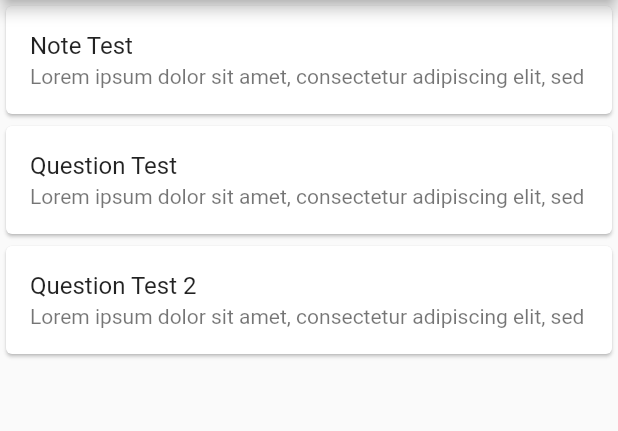
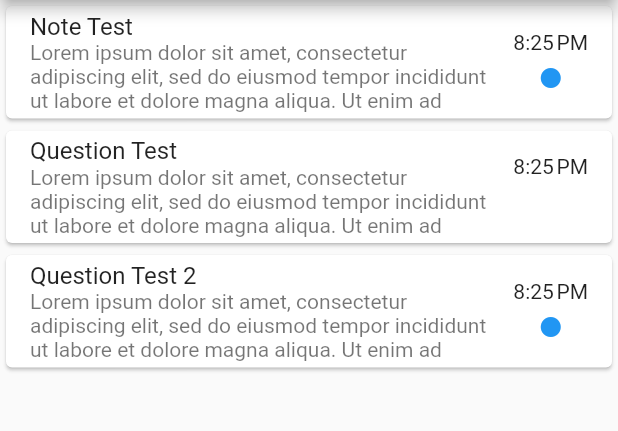
Before and after one commit to akundla/oval, a Flutter app: the screen it shows after launch, on a phone screen of 412 x 824 dp, the part 84-515 px from its top. Run offline on Flutter 3.47's test engine with Material 2 defaults, Android fonts, the light colour scheme and no system bars; our stand-ins replace dartz, flutter_dotenv.

Commit message:
Add timestamp and unread to post feed

```diff
--- a/frontend/lib/model/post.dart
+++ b/frontend/lib/model/post.dart
@@ -8,9 +8,11 @@ class Post {
   final String title;
   final User author;
   final String bodyMarkdown;
+  final DateTime created;
+  bool unread;
   List<Answer> answers;
 
-  Post({this.id, this.title, this.author, this.bodyMarkdown, List<Answer> answers=null}) {
+  Post({this.id, this.title, this.author, this.bodyMarkdown, this.created, this.unread, List<Answer> answers=null}) {
     this.answers = answers == null ? [] : answers;
     this.answers.sort();
   }
@@ -21,6 +23,8 @@ class Post {
       title: json['title'],
       author: User.fromJson(json['author']),
       bodyMarkdown: json['bodyMarkdown'],
+      created: DateTime.parse(json['created']),
+      unread: json['unread'],
       answers: getAnswers(json['answers'])
     );
   }
--- a/frontend/lib/views/feed_view.dart
+++ b/frontend/lib/views/feed_view.dart
@@ -4,6 +4,7 @@ import 'package:flutter/material.dart';
 import 'package:flutter_dotenv/flutter_dotenv.dart';
 import 'package:frontend/model/answer.dart';
 import 'package:http/http.dart' as http;
+import 'package:intl/intl.dart';
 
 import '../model/post.dart';
 import '../model/user.dart';
@@ -33,11 +34,21 @@ class _FeedState extends State<FeedView> {
         return Card(
             child: ListTile(
                 title: Text('${posts[index].title}'),
-                subtitle: Text('${posts[index].bodyMarkdown}', maxLines: 1),
+                subtitle: Text('${posts[index].bodyMarkdown}', maxLines: 3),
+                trailing: Column(children: [
+                  Text(DateFormat.jm().format(posts[index].created).toString()),
+                  SizedBox(height: 8),
+                  posts[index].unread ? Icon(Icons.circle, color: Colors.blue, size: 16, semanticLabel: 'Unread') : SizedBox.shrink(),
+                ],),
                 onTap: () {
                   currentlyViewing = posts[index];
                   if (MediaQuery.of(context).size.width > MOBILE_BREAKPOINT) {
-                    setState(() {});
+                      setState(() {
+                        if (currentlyViewing.unread) {
+                          // TODO: mark post as read via API
+                            currentlyViewing.unread = false;
+                        }
+                      });
                   } else {
                     Navigator.push(
                       context,
@@ -129,13 +140,17 @@ class _FeedState extends State<FeedView> {
           id: 0,
           title: "Note Test",
           bodyMarkdown:
-              "Lorem ipsum dolor sit amet, consectetur adipiscing elit, sed do eiusmod tempor incididunt ut labore et dolore magna aliqua. Ut enim ad minim veniam, quis nostrud exercitation ullamco laboris nisi ut aliquip ex ea commodo consequat. Duis aute irure dolor in reprehenderit in voluptate velit esse cillum dolore eu fugiat nulla pariatur. Excepteur sint occaecat cupidatat non proident, sunt in culpa qui officia deserunt mollit anim id est laborum."),
+              "Lorem ipsum dolor sit amet, consectetur adipiscing elit, sed do eiusmod tempor incididunt ut labore et dolore magna aliqua. Ut enim ad minim veniam, quis nostrud exercitation ullamco laboris nisi ut aliquip ex ea commodo consequat. Duis aute irure dolor in reprehenderit in voluptate velit esse cillum dolore eu fugiat nulla pariatur. Excepteur sint occaecat cupidatat non proident, sunt in culpa qui officia deserunt mollit anim id est laborum.",
+          created: DateTime.parse('2021-03-06 20:25:00.346'),
+          unread: true),
       Post(
           author: andrew,
           id: 1,
           title: "Question Test",
           bodyMarkdown:
               "Lorem ipsum dolor sit amet, consectetur adipiscing elit, sed do eiusmod tempor incididunt ut labore et dolore magna aliqua. Ut enim ad minim veniam, quis nostrud exercitation ullamco laboris nisi ut aliquip ex ea commodo consequat. Duis aute irure dolor in reprehenderit in voluptate velit esse cillum dolore eu fugiat nulla pariatur. Excepteur sint occaecat cupidatat non proident, sunt in culpa qui officia deserunt mollit anim id est laborum.",
+          created: DateTime.parse('2021-03-06 20:25:00.346'),
+          unread: false,
           answers: [
             Answer(
                 id: 0,
@@ -155,6 +170,8 @@ class _FeedState extends State<FeedView> {
           title: "Question Test 2",
           bodyMarkdown:
               "Lorem ipsum dolor sit amet, consectetur adipiscing elit, sed do eiusmod tempor incididunt ut labore et dolore magna aliqua. Ut enim ad minim veniam, quis nostrud exercitation ullamco laboris nisi ut aliquip ex ea commodo consequat. Duis aute irure dolor in reprehenderit in voluptate velit esse cillum dolore eu fugiat nulla pariatur. Excepteur sint occaecat cupidatat non proident, sunt in culpa qui officia deserunt mollit anim id est laborum.",
+          created: DateTime.parse('2021-03-06 20:25:00.346'),
+          unread: true,
           answers: [
             Answer(
                 id: 3,
--- a/frontend/lib/views/post_content_view.dart
+++ b/frontend/lib/views/post_content_view.dart
@@ -1,5 +1,4 @@
 import 'package:flutter/material.dart';
-import 'package:frontend/model/user.dart';
 
 import '../model/post.dart';
 import '../model/answer.dart';
--- a/frontend/lib/views/post_view.dart
+++ b/frontend/lib/views/post_view.dart
@@ -23,7 +23,7 @@ class _PostState extends State<PostView> {
   @override
   Widget build(BuildContext context) {
     return Scaffold(
-        appBar: widget.has_nav_bar ? AppBar(title: Text('Question')) : null,
+        appBar: widget.has_nav_bar ? AppBar(title: Text('Question ' + widget.post.id.toString())) : null,
         body: createContent(context));
   }
 
--- a/frontend/pubspec.yaml
+++ b/frontend/pubspec.yaml
@@ -26,7 +26,7 @@ dependencies:
   http: ^0.13.0
   flutter_dotenv: ^3.1.0
   dartz: ^0.9.2
-
+  intl: ^0.17.0
 
   # The following adds the Cupertino Icons font to your application.
   # Use with the CupertinoIcons class for iOS style icons.
```
Also changed, not shown: frontend/pubspec.lock.
